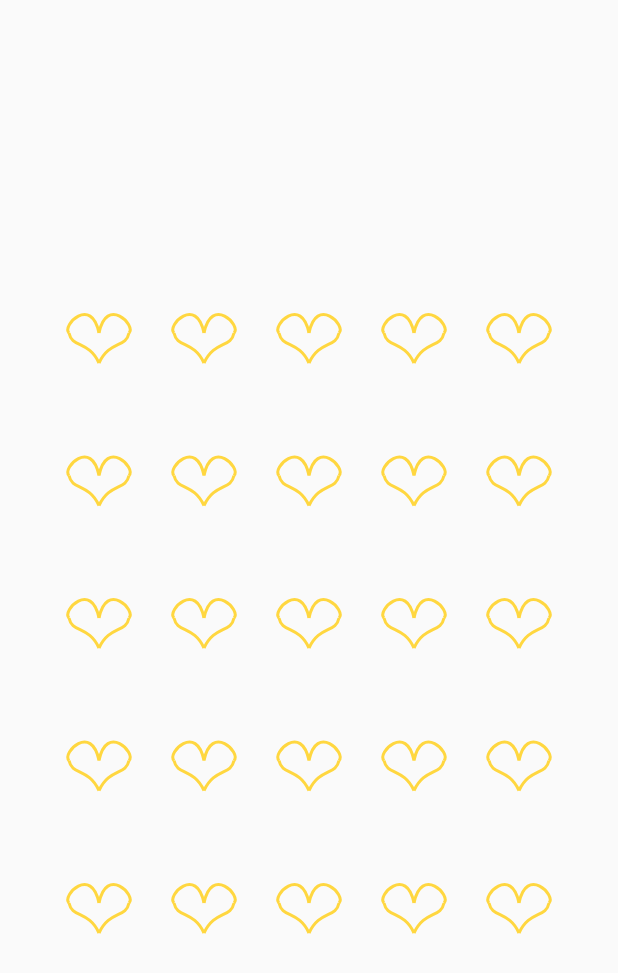
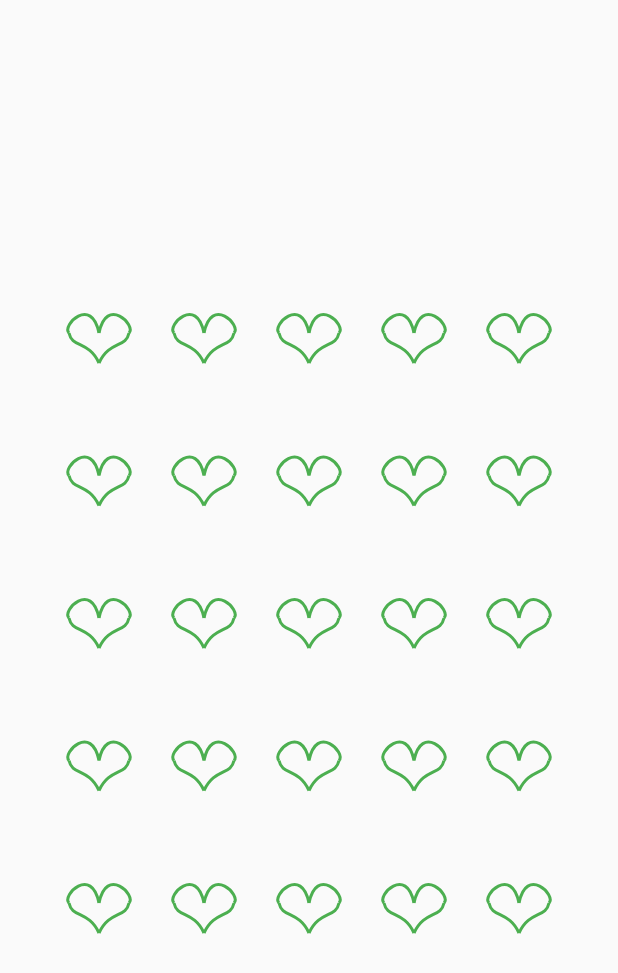
Before and after one commit to weniner/wn_lock, a Flutter app: the screen it shows after launch, on a phone screen of 412 x 824 dp. Shown: the top 973 px of the screen. Run offline on Flutter 3.47's test engine with Material 2 defaults, Android fonts, the phone set to English and light mode, and no system bars.

Commit message:
Feat: 邮箱

```diff
--- a/example/lib/main.dart
+++ b/example/lib/main.dart
@@ -50,9 +50,9 @@ class _MyHomePageState extends State<MyHomePage> {
     return Scaffold(
       body: Center(
         child: WNLockWidget(
-          lineColor: Colors.cyanAccent,
-          lineWidth: 1,
-          attr: HeartAttr( color: Colors.amberAccent, width: 2),
+          lineColor: Colors.amber,
+          lineWidth: 2,
+          attr: HeartAttr( color: Colors.green, width: 2),
           controller: _lockController,
           width: 300,
           height: 400,
--- a/pubspec.yaml
+++ b/pubspec.yaml
@@ -1,8 +1,8 @@
 name: wn_lock
 description: 可自定义的手势密码锁
 version: 0.0.1
-author: weniner <1319995601@qq.com>
-homepage: https://github.com/weniner/wn_lock/tree/main
+author: weniner <weninerdroid@163.com>
+homepage: https://github.com/weniner/wn_lock
 
 environment:
   sdk: ">=2.7.0 <3.0.0"
```
